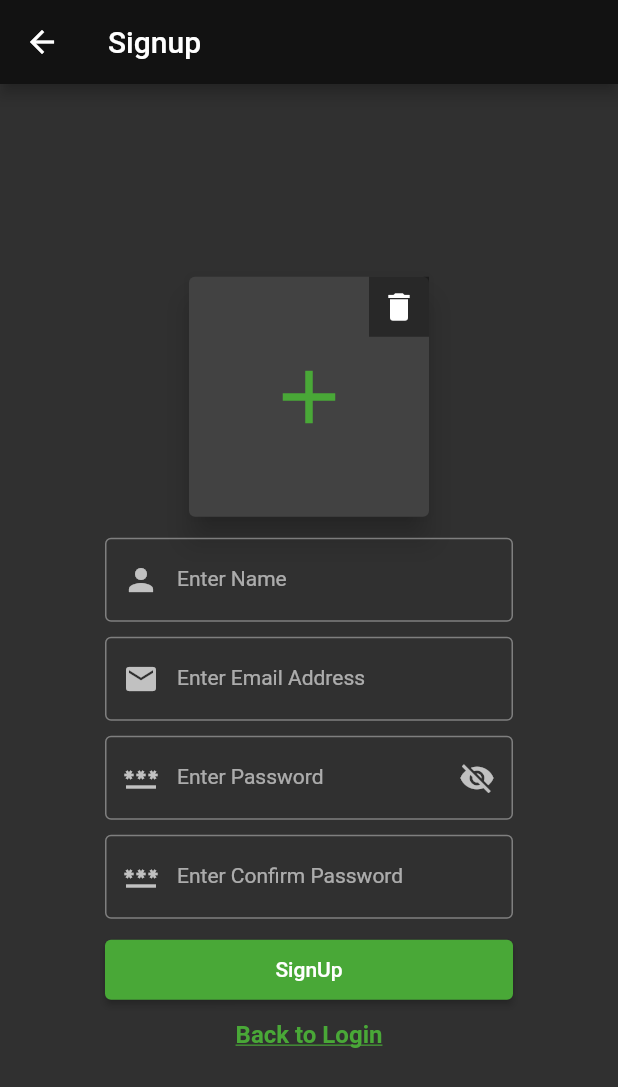
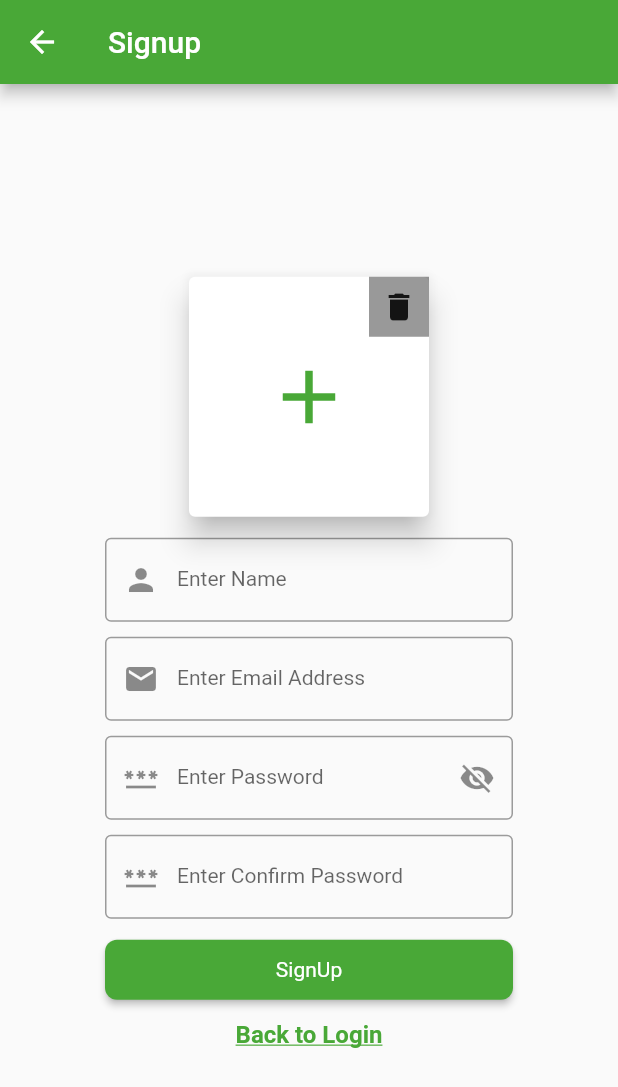
Before and after one commit to PragnaBhatt/therapeutic-flutter, a Flutter app: the screen it shows after launch, after a tap on "Login", after a tap on "Sign Up", on a phone screen of 412 x 824 dp. Shown: the top 1087 px of the screen. Run offline on Flutter 3.47's test engine with Material 2 defaults, Android fonts, the phone set to English and light mode, and no system bars; our stand-ins replace connectivity, firebase_auth, firebase_core, flutter_html, flutter_svg, fluttertoast and 9 more; missing offline and left inert: images_picker; accounts and stored records are empty.

Commit message:
added theme - dark and light

```diff
--- a/lib/app/constants/color_constants.dart
+++ b/lib/app/constants/color_constants.dart
@@ -13,6 +13,7 @@ class ColorConstants {
   // static const color_white = const Color(0xFFFFFFFF);
   static const color_font = const Color(0xFF000000);
   static const color_black = const Color(0xFF000000);
+  // static const color_black = const Color(0x80313133);
   static const color_grey = Color.fromARGB(255, 51, 48, 48);
   // static const color_black_with_80_opacity = const Color(0xCC000000);
   static const color_blur_grey = const Color(0xFF263238);
--- a/lib/app/modules/home/views/widgets/tab_widget.dart
+++ b/lib/app/modules/home/views/widgets/tab_widget.dart
@@ -12,8 +12,8 @@ class TabWidget extends StatelessWidget {
 
       TabBar(
 
-        labelColor: Colors.deepOrange,
-        unselectedLabelColor: Colors.black,
+       /* labelColor: Colors.deepOrange,
+        unselectedLabelColor: Colors.black,*/
         labelPadding: EdgeInsets.symmetric(horizontal: 10.0),
         tabs: [
 
--- a/lib/app/modules/login/views/login_view.dart
+++ b/lib/app/modules/login/views/login_view.dart
@@ -21,6 +21,7 @@ import 'package:therapeutic/app/modules/login/provider/login_provider.dart';
 import '../../../commons/controller/common_controller.dart';
 import '../../../commons/utils/dialogs.dart';
 import '../../../commons/utils/wave.dart';
+import '../../../config/theme/theme_service.dart';
 import '../../../constants/color_constants.dart';
 import '../../../constants/size_constants.dart';
 import '../../../routes/app_pages.dart';
@@ -55,8 +56,7 @@ class _LoginViewState extends State<LoginView> {
       if (userEmail != null &&
           userPassword != null &&
           userEmail.isNotEmpty &&
-          userPassword.isNotEmpty)
-          {
+          userPassword.isNotEmpty) {
         //&& stepCleared == 3) {
         emailController.text = userEmail;
         passwordController.text = userPassword;
@@ -106,11 +106,9 @@ class _LoginViewState extends State<LoginView> {
             USER_EMAIL: value.user!.email!,
             USER_ID: value.user!.sId!,
             USER_NAME: value.user!.name!,
-
             USER_PASSWORD: passwordController.text.toString().trim(),
             USER_TOKEN: value.user!.tokens![0]!.token!,
             PHOTO: value.user!.photo!,
-
           ));
 
           Get.offAndToNamed(Routes.HOME);
@@ -229,7 +227,9 @@ class _LoginViewState extends State<LoginView> {
     bool isShow = true;
 
     return Scaffold(
-      //backgroundColor: ColorConstants.color_white,
+      //backgroundColor: context.theme.backgroundColor,
+      // backgroundColor: ColorConstants.colorCanvas,
+      backgroundColor: ColorConstants.colorPrimary,
       // appBar: AppBar(
       //     title: CustomWidgets.customTextWidget(
       //         dataToPrint: "Login",
@@ -295,6 +295,16 @@ class _LoginViewState extends State<LoginView> {
                         //   // for go to the HomePage screen
                         // }
                       }),*/
+                  // ElevatedButton(
+                  //     style: ElevatedButton.styleFrom(
+                  //       backgroundColor: context.theme.backgroundColor,
+                  //       padding:
+                  //       const EdgeInsets.symmetric(horizontal: 30, vertical: 16),
+                  //       textStyle: const TextStyle(
+                  //           fontSize: 16, fontWeight: FontWeight.bold),
+                  //     ),
+                  //     onPressed:ThemeService().switchTheme,
+                  //     child: const Text('Change Theme')),
                   if (isShow)
                     Padding(
                       padding: const EdgeInsets.only(top: 30.0),
@@ -330,7 +340,9 @@ class _LoginViewState extends State<LoginView> {
                 Padding(
                   padding: const EdgeInsets.all(40.0),
                   child: Card(
-                    elevation: 10,
+                    //  color: ColorConstants.color_primary_with_65_opacity.withOpacity(0.5),
+                    //color: ColorConstants.color_accent_with_10_opacity,
+                    elevation: 1,
                     child: Padding(
                       padding: const EdgeInsets.all(20.0),
                       child: Column(
@@ -354,7 +366,7 @@ class _LoginViewState extends State<LoginView> {
                             "Login with your credentials",
                             style: TextStyle(
                               fontSize: SizeConstants.FONT_SIZE_HEADER,
-                                color: ColorConstants.colorPrimaryDark),
+                            ),
                           ),
                           const SizedBox(
                             height: SizeConstants.SIZEDBOX_16,
@@ -455,7 +467,7 @@ class _LoginViewState extends State<LoginView> {
                             "Don't have an account?",
                             style: TextStyle(
                               fontSize: SizeConstants.FONT_SIZE_BUTTON,
-                                color: ColorConstants.color_black),
+                            ),
                           ),
                           const SizedBox(
                             height: SizeConstants.SIZEDBOX_10,
@@ -475,13 +487,13 @@ class _LoginViewState extends State<LoginView> {
                                 //     decorationColor: Color_Constants.color_black,
                                 fontSize: SizeConstants.FONT_SIZE_BUTTON,
                                 fontWeight: FontWeight.bold,
-                                  color: ColorConstants.colorPrimary),
+                              ),
                             ),
                           ),
                           const SizedBox(
                             height: SizeConstants.SIZEDBOX_10,
                           ),
-                          InkWell(
+                          /*InkWell(
                             onTap: () {
                               // Navigator.pushNamed(
                               //     context, ForgotPassword_Screen.roteName);
@@ -495,7 +507,7 @@ class _LoginViewState extends State<LoginView> {
                                   fontWeight: FontWeight.bold,
                                   color: ColorConstants.colorPrimary),
                             ),
-                          )
+                          )*/
                         ],
                       ),
                     ),
--- a/lib/main.dart
+++ b/lib/main.dart
@@ -10,6 +10,8 @@ import 'package:therapeutic/app/modules/login/controllers/login_controller.dart'
 
 import 'app/commons/utils/custom_error.dart';
 import 'app/config/theme/app_theme.dart';
+import 'app/config/theme/theme_service.dart';
+import 'app/config/theme/themes.dart';
 import 'app/routes/app_pages.dart';
 import 'package:firebase_auth/firebase_auth.dart';
 import 'package:google_sign_in/google_sign_in.dart';
@@ -51,16 +53,19 @@ void main() async {
       title: "Application",
       initialRoute: AppPages.INITIAL,
       debugShowCheckedModeBanner: false,
-      theme: AppTheme.dark,
+    /*  theme: AppTheme.dark,
       darkTheme: AppTheme.dark,
-      themeMode: ThemeMode.light,
+      themeMode: ThemeMode.light,*/
+      theme: Themes.light,
+      darkTheme: Themes.dark,
+      themeMode: ThemeService().theme,
       getPages: AppPages.routes,
     ),
 
   );
 }
 
-ThemeData _buildTheme(brightness) {
+/*ThemeData _buildTheme(brightness) {
   var baseTheme = ThemeData(brightness: brightness,
     primaryColor: ColorConstants.colorPrimary1,
   );
@@ -68,7 +73,7 @@ ThemeData _buildTheme(brightness) {
   return baseTheme.copyWith(
     textTheme: GoogleFonts.biryaniTextTheme(baseTheme.textTheme),
   );
-}
+}*/
 /*ThemeData _buildTheme(brightness) {
   var baseTheme = ThemeData(
       brightness: brightness,
--- a/pubspec.yaml
+++ b/pubspec.yaml
@@ -27,6 +27,7 @@ dependencies:
   firebase_core: ^1.22.0
   flutter_staggered_grid_view: ^0.6.2
   google_fonts: ^3.0.1
+  get_storage: ^2.0.3
 
 dev_dependencies:
   flutter_lints: 2.0.1
```
Also changed, not shown: lib/app/config/theme/theme_service.dart (added, +18 -0 lines), lib/app/config/theme/themes.dart (added, +60 -0 lines), lib/app/modules/home/views/home_view.dart (+15 -1 lines), pubspec.lock. Lines whose indentation alone changed are shown as unchanged.
